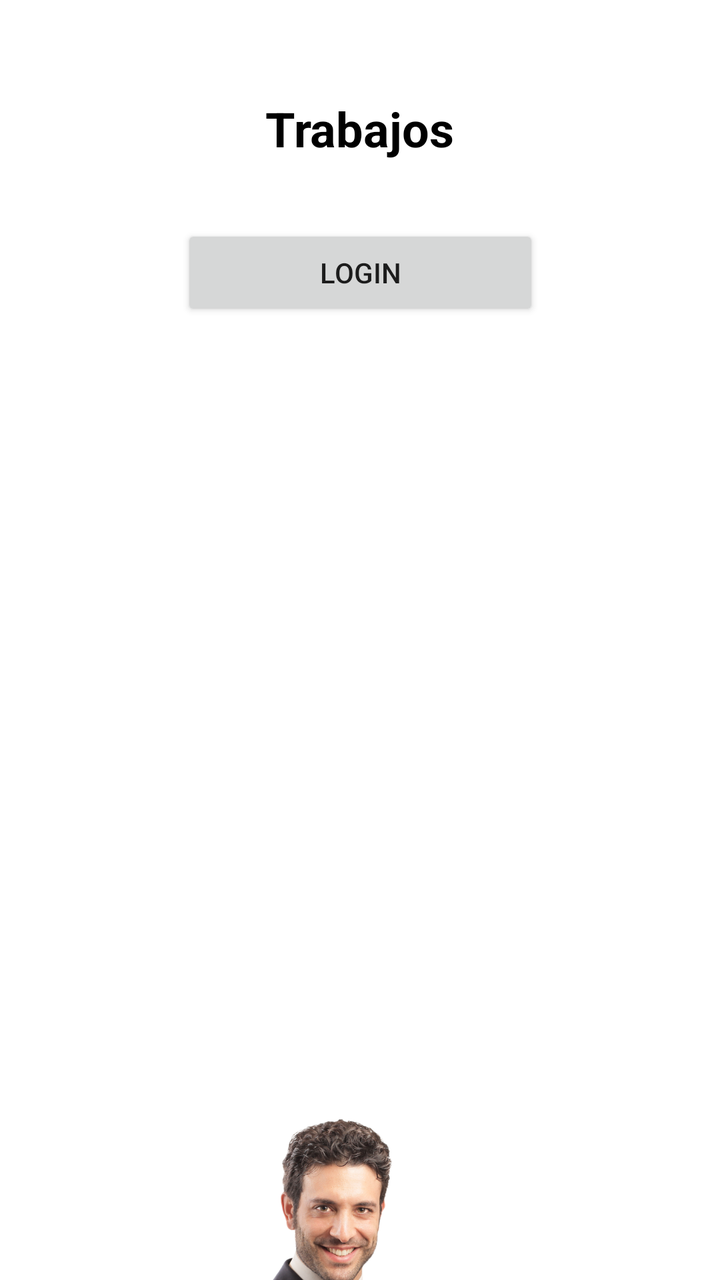
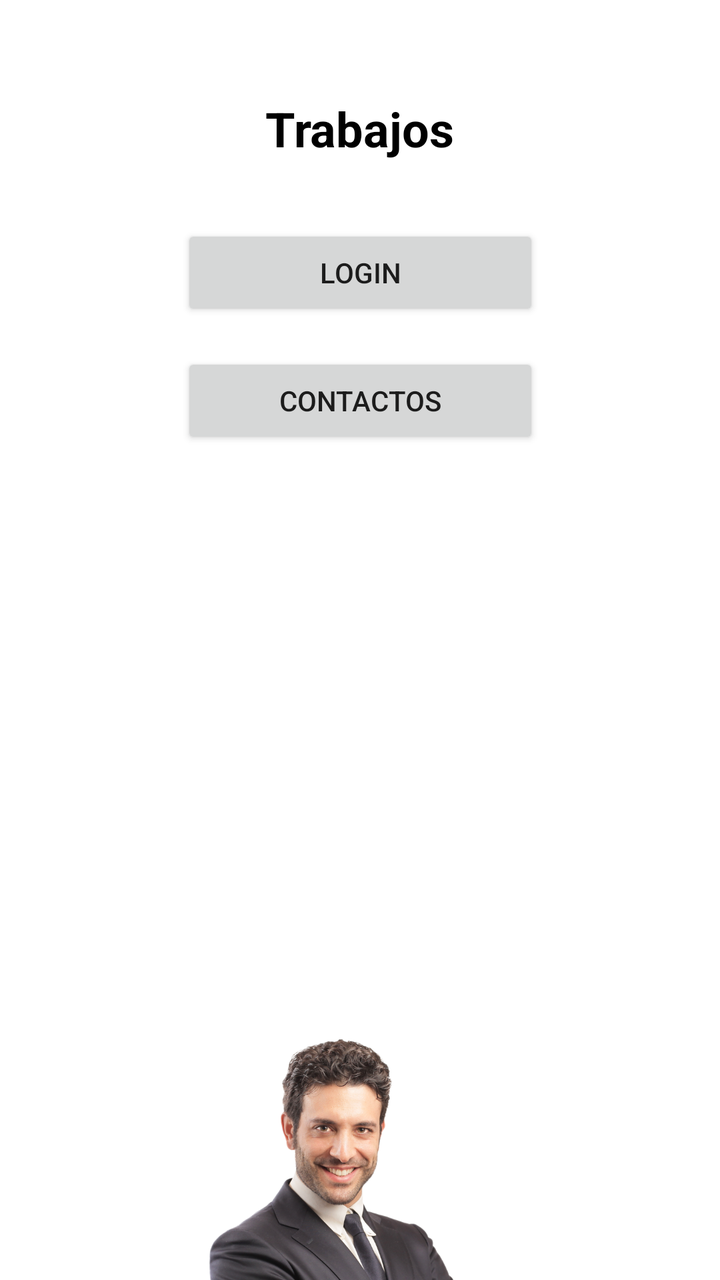

Two renders of the same Android screen: before a commit and after it. Below are the layout's source before the change and the commit's diff.
<!-- AndroidManifest.xml: application theme Theme.LoginBasico -->
<!-- res/layout/activity_home.xml -->
<?xml version="1.0" encoding="utf-8"?>
<androidx.constraintlayout.widget.ConstraintLayout xmlns:android="http://schemas.android.com/apk/res/android"
    xmlns:app="http://schemas.android.com/apk/res-auto"
    xmlns:tools="http://schemas.android.com/tools"
    android:id="@+id/main"
    android:layout_width="match_parent"
    android:layout_height="match_parent"
    tools:context=".Home">


    <TextView
        android:id="@+id/textView"
        android:layout_width="wrap_content"
        android:layout_height="wrap_content"
        android:layout_marginTop="48dp"
        android:text="@string/trabajos"
        android:textColor="@color/black"
        android:textSize="24sp"
        android:textStyle="bold"
        app:layout_constraintEnd_toEndOf="parent"
        app:layout_constraintStart_toStartOf="parent"
        app:layout_constraintTop_toTopOf="parent" />


    <Button
        android:id="@+id/button"
        android:layout_width="179dp"
        android:layout_height="wrap_content"
        android:layout_marginTop="32dp"
        android:text="Login"
        app:layout_constraintEnd_toEndOf="parent"
        app:layout_constraintStart_toStartOf="parent"
        app:layout_constraintTop_toBottomOf="@+id/textView" />

    <ImageView
        android:id="@+id/imageView5"
        android:layout_width="151dp"
        android:layout_height="488dp"
        android:layout_marginTop="268dp"
        app:layout_constraintEnd_toEndOf="parent"
        app:layout_constraintStart_toStartOf="parent"
        app:layout_constraintTop_toBottomOf="@+id/button"
        app:srcCompat="@drawable/feliz"
        tools:ignore="ContentDescription" />

</androidx.constraintlayout.widget.ConstraintLayout>
<!-- resources referenced by this layout -->
<resources>
  <color name="black">#FF000000</color>
  <!-- drawable feliz: png bitmap (drawable, 620340 bytes) -->
  <string name="trabajos">Trabajos</string>
  <style name="Theme.LoginBasico" parent="Theme.MaterialComponents.Light.NoActionBar">
  
      </style>
</resources>

<!-- the commit's change to res/layout/activity_home.xml (unified diff, before → after) -->
@@ -1,12 +1,12 @@
 <?xml version="1.0" encoding="utf-8"?>
-<androidx.constraintlayout.widget.ConstraintLayout xmlns:android="http://schemas.android.com/apk/res/android"
+<androidx.constraintlayout.widget.ConstraintLayout
+    xmlns:android="http://schemas.android.com/apk/res/android"
     xmlns:app="http://schemas.android.com/apk/res-auto"
     xmlns:tools="http://schemas.android.com/tools"
     android:id="@+id/main"
     android:layout_width="match_parent"
     android:layout_height="match_parent"
     tools:context=".Home">
-
 
     <TextView
         android:id="@+id/textView"
@@ -32,14 +32,25 @@
         app:layout_constraintStart_toStartOf="parent"
         app:layout_constraintTop_toBottomOf="@+id/textView" />
 
+
+    <Button
+        android:id="@+id/button2"
+        android:layout_width="179dp"
+        android:layout_height="wrap_content"
+        android:layout_marginTop="16dp"
+        android:text="Contactos"
+        app:layout_constraintEnd_toEndOf="parent"
+        app:layout_constraintStart_toStartOf="parent"
+        app:layout_constraintTop_toBottomOf="@+id/button" />
+
     <ImageView
         android:id="@+id/imageView5"
         android:layout_width="151dp"
         android:layout_height="488dp"
-        android:layout_marginTop="268dp"
+        android:layout_marginTop="164dp"
         app:layout_constraintEnd_toEndOf="parent"
         app:layout_constraintStart_toStartOf="parent"
-        app:layout_constraintTop_toBottomOf="@+id/button"
+        app:layout_constraintTop_toBottomOf="@+id/button2"
         app:srcCompat="@drawable/feliz"
         tools:ignore="ContentDescription" />
 
